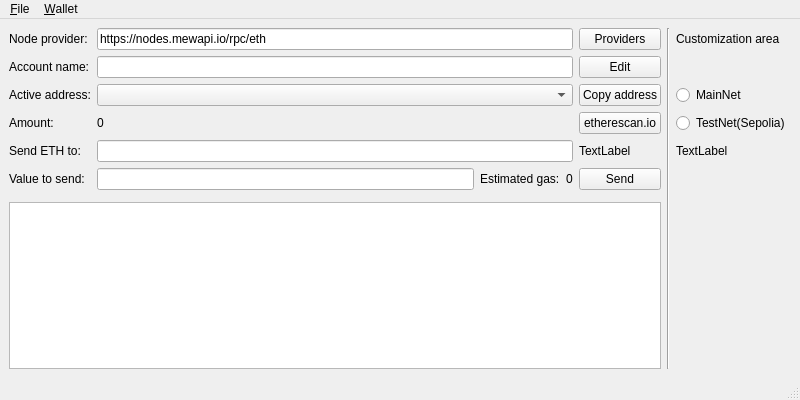
Qt form resources/UI/MainWindow.ui (tokimay/full_access_wallet) before a commit.
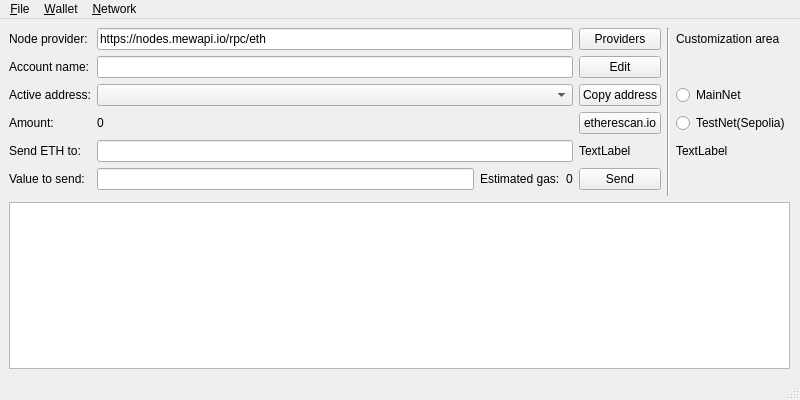
The same form after that commit.

```diff
--- a/resources/UI/MainWindow.ui
+++ b/resources/UI/MainWindow.ui
@@ -24,13 +24,6 @@
      </rect>
     </property>
     <layout class="QGridLayout" name="gridlayout" columnstretch="0,0,0,0,0,0,0">
-     <item row="1" column="5" rowspan="8">
-      <widget class="Line" name="line_vertical">
-       <property name="orientation">
-        <enum>Qt::Vertical</enum>
-       </property>
-      </widget>
-     </item>
      <item row="4" column="0">
       <widget class="QLabel" name="label_amount">
        <property name="text">
@@ -52,19 +45,6 @@
        </property>
       </widget>
      </item>
-     <item row="8" column="6">
-      <spacer name="verticalSpacer">
-       <property name="orientation">
-        <enum>Qt::Vertical</enum>
-       </property>
-       <property name="sizeHint" stdset="0">
-        <size>
-         <width>20</width>
-         <height>40</height>
-        </size>
-       </property>
-      </spacer>
-     </item>
      <item row="3" column="1" colspan="3">
       <widget class="QComboBox" name="comboBox_activeAddress_val"/>
      </item>
@@ -102,9 +82,6 @@
        </property>
       </widget>
      </item>
-     <item row="8" column="0" colspan="5">
-      <widget class="QTextEdit" name="textEdit_main"/>
-     </item>
      <item row="5" column="0">
       <widget class="QLabel" name="label_send">
        <property name="text">
@@ -199,6 +176,16 @@
      <item row="5" column="1" colspan="3">
       <widget class="QLineEdit" name="lineEdit_send"/>
      </item>
+     <item row="1" column="5" rowspan="7">
+      <widget class="Line" name="line_vertical">
+       <property name="orientation">
+        <enum>Qt::Vertical</enum>
+       </property>
+      </widget>
+     </item>
+     <item row="8" column="0" colspan="7">
+      <widget class="QTextEdit" name="textEdit_main"/>
+     </item>
     </layout>
    </widget>
   </widget>
@@ -243,8 +230,25 @@
     <addaction name="menuNew_acoount"/>
     <addaction name="menuSecrets"/>
    </widget>
+   <widget class="QMenu" name="menuNetwork">
+    <property name="title">
+     <string>&amp;Network</string>
+    </property>
+    <widget class="QMenu" name="menuTransactions">
+     <property name="title">
+      <string>Transactions</string>
+     </property>
+     <addaction name="action_checkTX"/>
+     <addaction name="actionTX_nonce"/>
+     <addaction name="actionSimple_history"/>
+     <addaction name="actionAll_normal"/>
+     <addaction name="actionAll_internal"/>
+    </widget>
+    <addaction name="menuTransactions"/>
+   </widget>
    <addaction name="menu_File"/>
    <addaction name="menu_Wallet"/>
+   <addaction name="menuNetwork"/>
   </widget>
   <widget class="QStatusBar" name="statusbar"/>
   <action name="actionEntropy">
```
Left out of the diff: 25 changed lines with no effect on the pictures.
